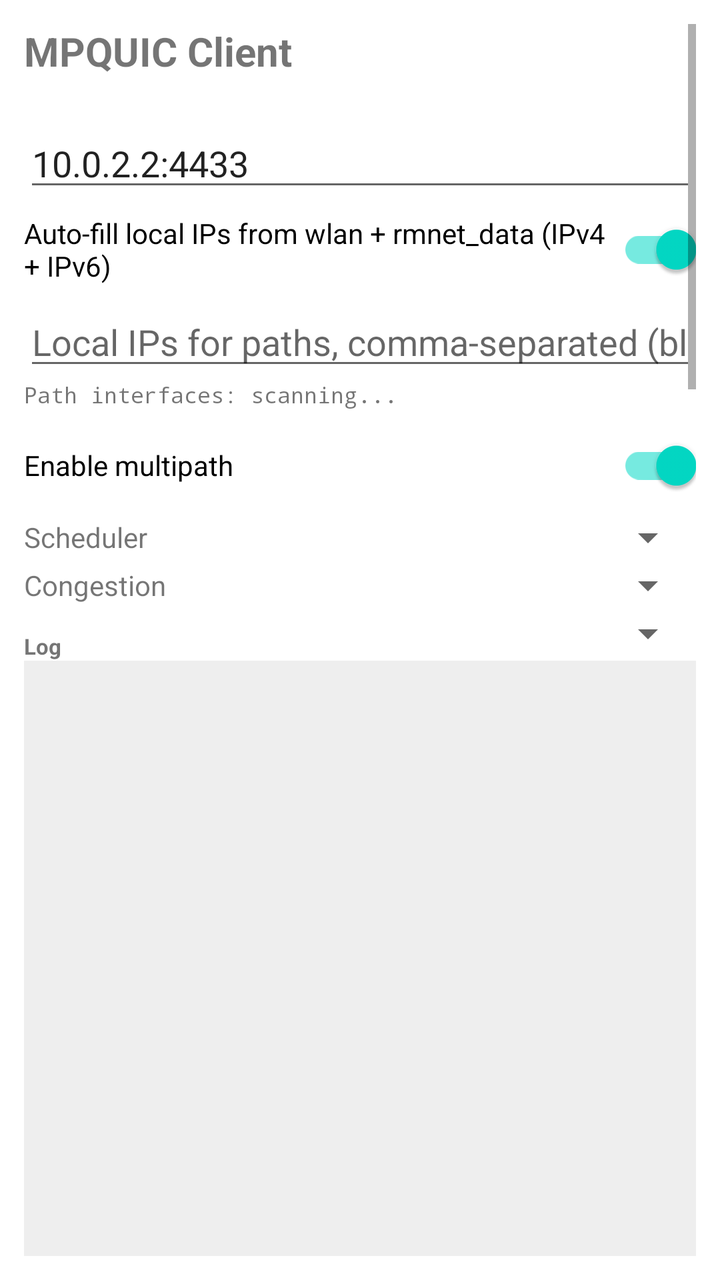
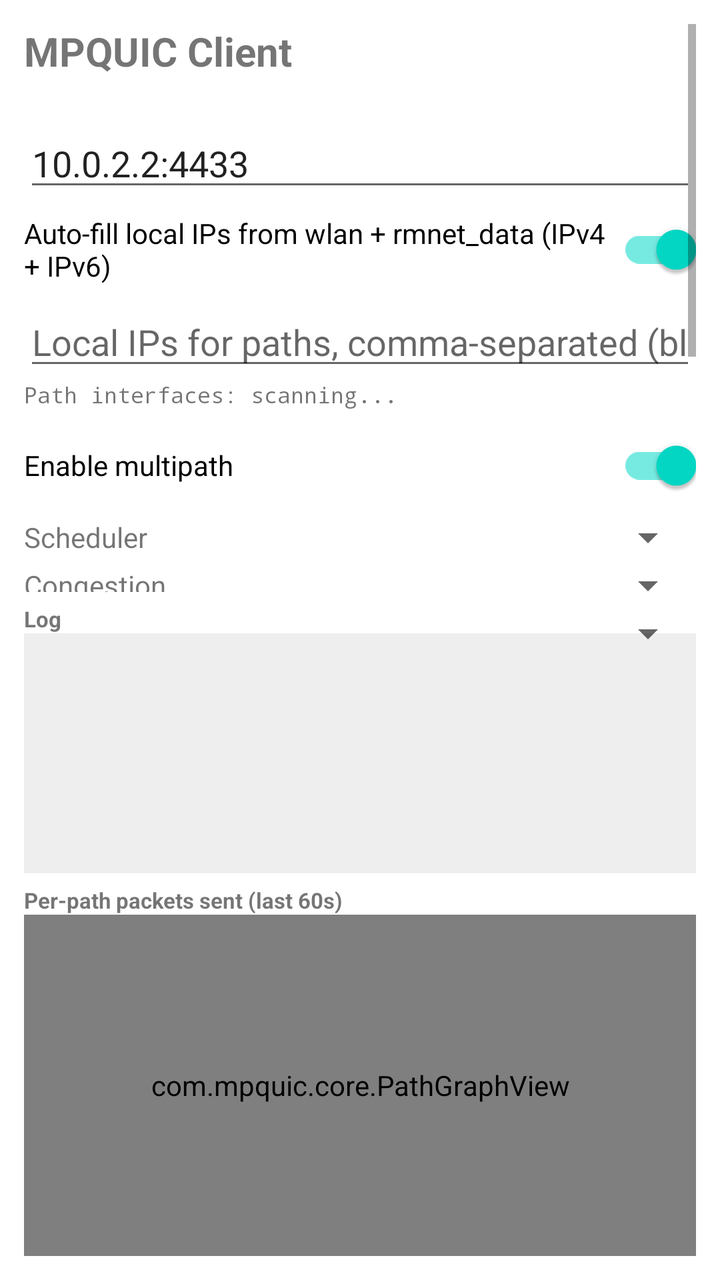

An Android layout rendered at two revisions. The XML below is the earlier revision; the diff shows what the commit changed to produce the second picture.
<!-- AndroidManifest.xml: application theme Theme.MaterialComponents.DayNight.NoActionBar -->
<!-- res/layout/activity_main.xml -->
<?xml version="1.0" encoding="utf-8"?>
<LinearLayout xmlns:android="http://schemas.android.com/apk/res/android"
    android:layout_width="match_parent"
    android:layout_height="match_parent"
    android:orientation="vertical"
    android:padding="12dp">

    <ScrollView
        android:layout_width="match_parent"
        android:layout_height="0dp"
        android:layout_weight="1">

        <LinearLayout
            android:layout_width="match_parent"
            android:layout_height="wrap_content"
            android:orientation="vertical">

            <TextView
                android:layout_width="wrap_content"
                android:layout_height="wrap_content"
                android:text="MPQUIC Client"
                android:textSize="20sp"
                android:textStyle="bold" />

            <TextView
                android:id="@+id/deviceIps"
                android:layout_width="match_parent"
                android:layout_height="wrap_content"
                android:textSize="12sp"
                android:fontFamily="monospace"
                android:paddingTop="4dp" />

            <EditText
                android:id="@+id/serverAddr"
                android:layout_width="match_parent"
                android:layout_height="wrap_content"
                android:hint="Server address (ip:port)"
                android:inputType="text"
                android:text="10.0.2.2:4433" />

            <com.google.android.material.switchmaterial.SwitchMaterial
                android:id="@+id/autoAddrSwitch"
                android:layout_width="match_parent"
                android:layout_height="wrap_content"
                android:checked="true"
                android:text="Auto-fill local IPs from wlan + rmnet_data (IPv4 + IPv6)" />

            <EditText
                android:id="@+id/localAddrs"
                android:layout_width="match_parent"
                android:layout_height="wrap_content"
                android:hint="Local IPs for paths, comma-separated (blank = any)"
                android:inputType="text" />

            <TextView
                android:id="@+id/ifaceStatus"
                android:layout_width="match_parent"
                android:layout_height="wrap_content"
                android:fontFamily="monospace"
                android:textSize="11sp"
                android:paddingBottom="4dp"
                android:text="Path interfaces: scanning..." />

            <com.google.android.material.switchmaterial.SwitchMaterial
                android:id="@+id/multipathSwitch"
                android:layout_width="match_parent"
                android:layout_height="wrap_content"
                android:checked="true"
                android:text="Enable multipath" />

            <LinearLayout
                android:layout_width="match_parent"
                android:layout_height="wrap_content"
                android:orientation="horizontal">

                <TextView
                    android:layout_width="0dp"
                    android:layout_weight="1"
                    android:layout_height="wrap_content"
                    android:layout_gravity="center_vertical"
                    android:text="Scheduler" />

                <Spinner
                    android:id="@+id/mpAlgo"
                    android:layout_width="0dp"
                    android:layout_weight="2"
                    android:layout_height="wrap_content" />
            </LinearLayout>

            <LinearLayout
                android:layout_width="match_parent"
                android:layout_height="wrap_content"
                android:orientation="horizontal">

                <TextView
                    android:layout_width="0dp"
                    android:layout_weight="1"
                    android:layout_height="wrap_content"
                    android:layout_gravity="center_vertical"
                    android:text="Congestion" />

                <Spinner
                    android:id="@+id/ccAlgo"
                    android:layout_width="0dp"
                    android:layout_weight="2"
                    android:layout_height="wrap_content" />
            </LinearLayout>

            <LinearLayout
                android:layout_width="match_parent"
                android:layout_height="wrap_content"
                android:orientation="horizontal">

                <TextView
                    android:layout_width="0dp"
                    android:layout_weight="1"
                    android:layout_height="wrap_content"
                    android:layout_gravity="center_vertical"
                    android:text="Log level" />

                <Spinner
                    android:id="@+id/logLevel"
                    android:layout_width="0dp"
                    android:layout_weight="2"
                    android:layout_height="wrap_content" />
            </LinearLayout>

            <LinearLayout
                android:layout_width="match_parent"
                android:layout_height="wrap_content"
                android:orientation="horizontal">

                <Button
                    android:id="@+id/connectBtn"
                    android:layout_width="0dp"
                    android:layout_weight="1"
                    android:layout_height="wrap_content"
                    android:text="Connect" />

                <Button
                    android:id="@+id/disconnectBtn"
                    android:layout_width="0dp"
                    android:layout_weight="1"
                    android:layout_height="wrap_content"
                    android:enabled="false"
                    android:text="Disconnect" />
            </LinearLayout>

            <LinearLayout
                android:layout_width="match_parent"
                android:layout_height="wrap_content"
                android:orientation="horizontal">

                <EditText
                    android:id="@+id/message"
                    android:layout_width="0dp"
                    android:layout_weight="2"
                    android:layout_height="wrap_content"
                    android:hint="Payload to send (raw bytes)"
                    android:inputType="text" />

                <Button
                    android:id="@+id/sendBtn"
                    android:layout_width="0dp"
                    android:layout_weight="1"
                    android:layout_height="wrap_content"
                    android:enabled="false"
                    android:text="Send" />
            </LinearLayout>

            <Button
                android:id="@+id/sendBulkBtn"
                android:layout_width="match_parent"
                android:layout_height="wrap_content"
                android:enabled="false"
                android:text="Send 1 MiB test payload" />

            <TextView
                android:id="@+id/stats"
                android:layout_width="match_parent"
                android:layout_height="wrap_content"
                android:fontFamily="monospace"
                android:textSize="12sp"
                android:paddingTop="8dp"
                android:text="Not connected" />
        </LinearLayout>
    </ScrollView>

    <TextView
        android:id="@+id/logLabel"
        android:layout_width="match_parent"
        android:layout_height="wrap_content"
        android:text="Log"
        android:textStyle="bold"
        android:textSize="11sp"
        android:paddingTop="6dp" />

    <ScrollView
        android:id="@+id/logScroll"
        android:layout_width="match_parent"
        android:layout_height="0dp"
        android:layout_weight="1"
        android:background="#11000000">

        <TextView
            android:id="@+id/log"
            android:layout_width="match_parent"
            android:layout_height="wrap_content"
            android:fontFamily="monospace"
            android:textSize="10sp"
            android:padding="4dp"
            android:paddingBottom="32dp" />
    </ScrollView>
</LinearLayout>
<!-- resources referenced by this layout -->
<resources>

</resources>

<!-- the commit's change to res/layout/activity_main.xml (unified diff, before → after) -->
@@ -198,8 +198,7 @@
     <ScrollView
         android:id="@+id/logScroll"
         android:layout_width="match_parent"
-        android:layout_height="0dp"
-        android:layout_weight="1"
+        android:layout_height="120dp"
         android:background="#11000000">
 
         <TextView
@@ -209,6 +208,21 @@
             android:fontFamily="monospace"
             android:textSize="10sp"
             android:padding="4dp"
-            android:paddingBottom="32dp" />
+            android:paddingBottom="16dp" />
     </ScrollView>
+
+    <TextView
+        android:layout_width="match_parent"
+        android:layout_height="wrap_content"
+        android:text="Per-path packets sent (last 60s)"
+        android:textStyle="bold"
+        android:textSize="11sp"
+        android:paddingTop="6dp" />
+
+    <com.mpquic.core.PathGraphView
+        android:id="@+id/pathGraph"
+        android:layout_width="match_parent"
+        android:layout_height="0dp"
+        android:layout_weight="0.6"
+        android:background="#11000000" />
 </LinearLayout>
